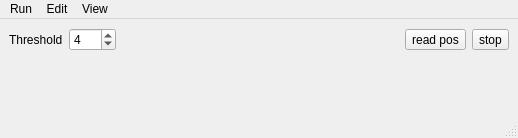
First picture: the form in src/motioncontrol/controller.ui, repository kmnhan/1KARPES_DAQ, before the edit.
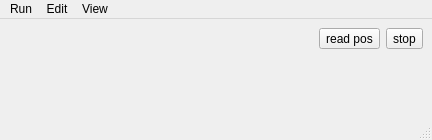
Second picture: the form after the edit. Custom widgets are drawn as their Qt base class.

Diff of the .ui file:
```diff
--- a/src/motioncontrol/controller.ui
+++ b/src/motioncontrol/controller.ui
@@ -6,8 +6,8 @@
    <rect>
     <x>0</x>
     <y>0</y>
-    <width>518</width>
-    <height>138</height>
+    <width>432</width>
+    <height>140</height>
    </rect>
   </property>
   <property name="windowTitle">
@@ -17,26 +17,6 @@
    <layout class="QVBoxLayout" name="verticalLayout_2">
     <item>
      <layout class="QHBoxLayout" name="horizontalLayout">
-      <item>
-       <widget class="QLabel" name="label">
-        <property name="text">
-         <string>Threshold</string>
-        </property>
-       </widget>
-      </item>
-      <item>
-       <widget class="QSpinBox" name="threshold_spin">
-        <property name="minimum">
-         <number>1</number>
-        </property>
-        <property name="maximum">
-         <number>100</number>
-        </property>
-        <property name="value">
-         <number>4</number>
-        </property>
-       </widget>
-      </item>
       <item>
        <spacer name="horizontalSpacer">
         <property name="orientation">
@@ -68,6 +48,9 @@
     </item>
     <item>
      <layout class="QVBoxLayout" name="verticalLayout">
+      <property name="spacing">
+       <number>10</number>
+      </property>
       <item>
        <widget class="SingleChannelWidget" name="ch1" native="true"/>
       </item>
@@ -86,7 +69,7 @@
     <rect>
      <x>0</x>
      <y>0</y>
-     <width>518</width>
+     <width>432</width>
      <height>21</height>
     </rect>
    </property>
@@ -116,7 +99,11 @@
    <addaction name="menuEdit"/>
    <addaction name="menuView"/>
   </widget>
-  <widget class="QStatusBar" name="statusbar"/>
+  <widget class="QStatusBar" name="statusbar">
+   <property name="enabled">
+    <bool>false</bool>
+   </property>
+  </widget>
   <action name="actionstop">
    <property name="text">
     <string>Stop Motors</string>
```
